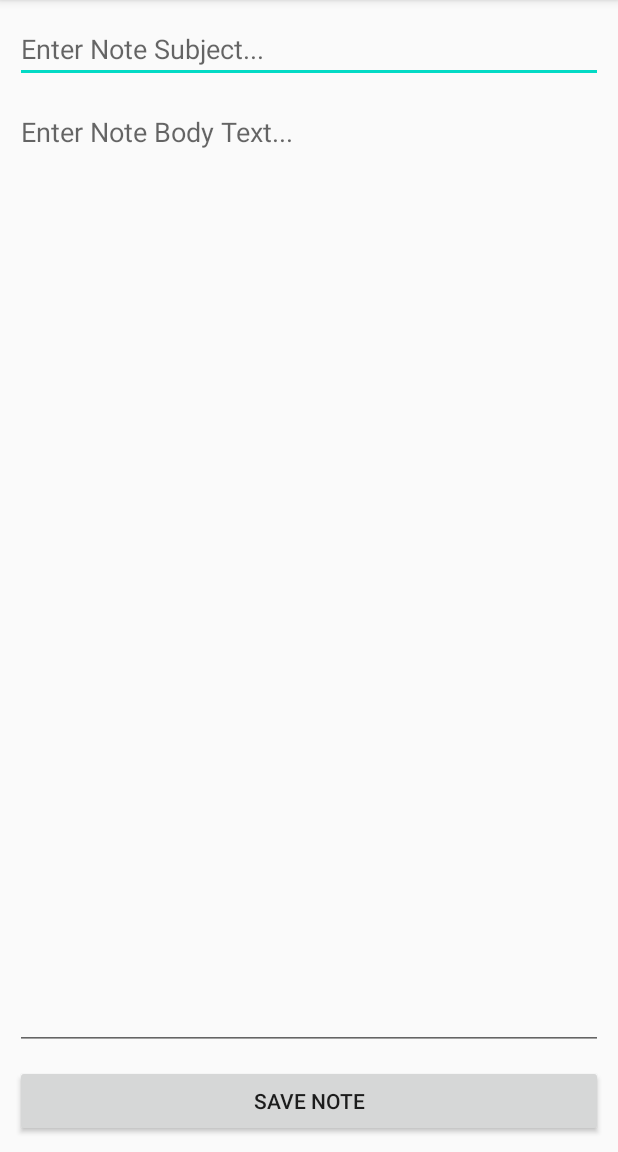
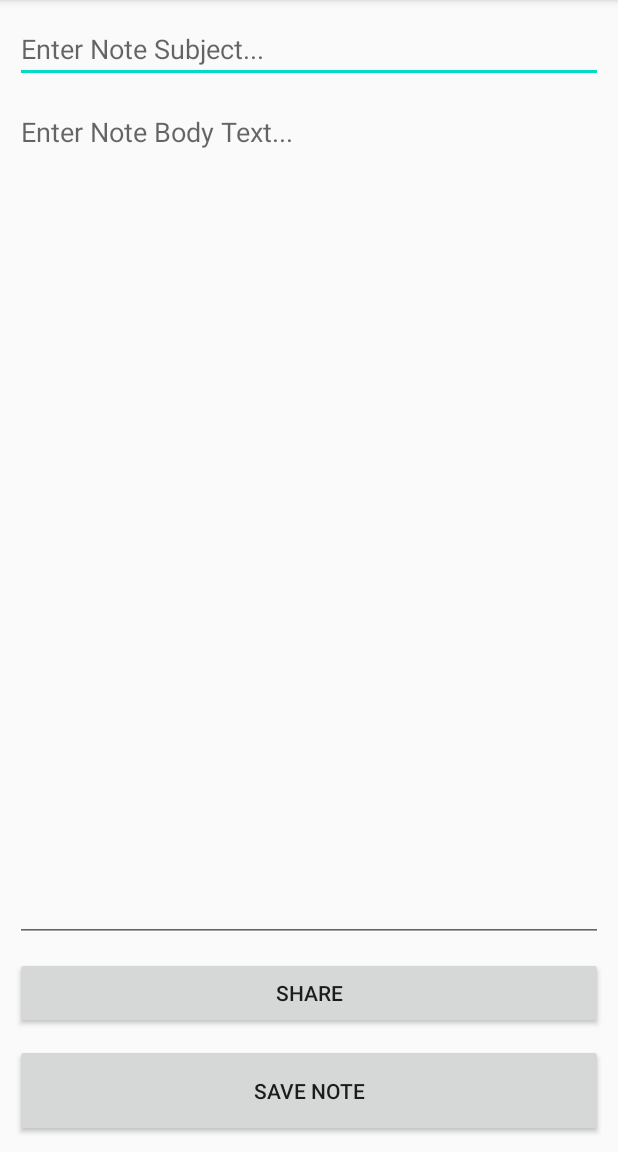
Before and after one commit to vladislavbarsov/rtu-keep-clone, an Android app: the screen it shows after launch (DetailActivity), after a tap on "ADD NEW NOTE", on a phone screen of 412 x 824 dp, the part 84-1236 px from its top. Run offline under Robolectric (Android 15) with nearby library versions, the phone set to English and light mode, and no system bars; our stand-ins replace Room's generated code.

Commit message:
Deleting the Notes Works. As well as the ROOM database.

```diff
--- a/app/src/main/java/com/example/rtukeepclone/DetailActivity.kt
+++ b/app/src/main/java/com/example/rtukeepclone/DetailActivity.kt
@@ -27,7 +27,7 @@ class DetailActivity : AppCompatActivity() {
         noteToEdit = notesDatabase.noteItemDao().getNoteById(noteId)
 
         if (requestFrom == MAIN_ACTIVITY){
-            saveBtn.setOnClickListener { saveNewNote() }
+            saveBtn.setOnClickListener { updateNote() }
         } else {
             noteEditSubject.setText(noteToEdit.noteSubject)
             noteEditBodyText.setText(noteToEdit.noteText)
@@ -36,7 +36,7 @@ class DetailActivity : AppCompatActivity() {
 
     }
 
-    private fun saveNewNote(){
+    private fun updateNote(){
         notesDatabase.noteItemDao().updateNote(
             noteToEdit.copy(
                 noteSubject = noteEditSubject.text.toString(),
@@ -46,10 +46,6 @@ class DetailActivity : AppCompatActivity() {
         val intent = Intent().putExtra(EXTRA_ID, noteId)
         setResult(Activity.RESULT_OK, intent)
         finish()
-    }
-
-    private fun updateNote(){
-
     }
 
     override fun onOptionsItemSelected(item: MenuItem): Boolean {
--- a/app/src/main/java/com/example/rtukeepclone/MainActivity.kt
+++ b/app/src/main/java/com/example/rtukeepclone/MainActivity.kt
@@ -20,7 +20,6 @@ class MainActivity : AppCompatActivity(), AdapterClickListener {
         setContentView(R.layout.activity_main)
 
         notes.addAll(notesDatabase.noteItemDao().getAllNotes())
-
         adapter = NoteItemRecyclerAdapter(notes, this)
         noteList.adapter = adapter
 
@@ -30,27 +29,39 @@ class MainActivity : AppCompatActivity(), AdapterClickListener {
     private fun addNewNote(){
         val blankNote = NoteItem("", "")
         blankNote.uid = notesDatabase.noteItemDao().insertAllNotes(blankNote).first()
-        Log.e("blnak note ID is: ", "${blankNote.uid}")
+        //Log.e("blnak note ID is: ", "${blankNote.uid}")
         val intent = Intent(this, DetailActivity::class.java)
             .putExtra(ACTIVITY_ID, "MainActivity")
             .putExtra(EXTRA_ID, blankNote.uid)
         notes.add(blankNote)
         startActivityForResult(intent, REQUEST_CODE_DETAILS)
+        Log.e("array size", notes.size.toString())
     }
 
     override fun deleteNote(note: NoteItem) {
+        val position = notes.indexOfFirst { it.uid == note.uid }
+        notes.removeAt(position)
         notesDatabase.noteItemDao().deleteNote(note)
+        adapter.notifyItemRemoved(position)
+        Log.e("array size", notes.size.toString())
+    }
+
+    override fun clickedNote(note: NoteItem) {
+        val intent = Intent(this, DetailActivity::class.java)
+            .putExtra(EXTRA_ID, note.uid)
+        startActivityForResult(intent, REQUEST_CODE_DETAILS)
     }
 
     override fun onActivityResult(requestCode: Int, resultCode: Int, data: Intent?) {
         super.onActivityResult(requestCode, resultCode, data)
-        if (requestCode == REQUEST_CODE_DETAILS && resultCode == Activity.RESULT_OK && data != null) {
+        if (
+            requestCode == REQUEST_CODE_DETAILS &&
+            resultCode == Activity.RESULT_OK &&
+            data != null) {
             val noteId = data.getLongExtra(EXTRA_ID, 0)
-            Log.e("Updated note UID is: ", "$noteId")
             val note = notesDatabase.noteItemDao().getNoteById(noteId)
-            val position = notes.indexOfFirst { it.uid == note.uid } // is -1
+            val position = notes.indexOfFirst{ it.uid == note.uid }
             notes[position] = note
-            Log.e("the item is: ", "$position")
             adapter.notifyItemChanged(position)
         }
     }
@@ -60,8 +71,21 @@ class MainActivity : AppCompatActivity(), AdapterClickListener {
         const val ACTIVITY_ID = "MainActivity"
         const val REQUEST_CODE_DETAILS = 1234
     }
+
+    override fun onResume() {
+        super.onResume()
+
+        if (!notes.isEmpty()){
+            val lastNote = notes[notes.size - 1]
+            if (lastNote.noteSubject == "" && lastNote.noteText == ""){
+                notes.remove(lastNote)
+                notesDatabase.noteItemDao().deleteNote(lastNote)
+            }
+        }
+    }
 }
 
 interface AdapterClickListener {
     fun deleteNote(note: NoteItem)
+    fun clickedNote(note: NoteItem)
 }
--- a/app/src/main/res/layout/activity_detail.xml
+++ b/app/src/main/res/layout/activity_detail.xml
@@ -26,16 +26,24 @@
         android:inputType="textMultiLine"
         android:textAlignment="gravity"
         android:gravity="top|left"
-        app:layout_constraintBottom_toTopOf="@+id/saveBtn"
+        app:layout_constraintBottom_toTopOf="@+id/shareBtn"
         app:layout_constraintTop_toBottomOf="@+id/noteEditSubject"
         tools:layout_editor_absoluteX="10dp" />
+
+    <Button
+        android:id="@+id/shareBtn"
+        android:layout_width="match_parent"
+        android:layout_height="wrap_content"
+        android:layout_margin="@dimen/textMargin"
+        android:text="Share"
+        app:layout_constraintBottom_toTopOf="@+id/saveBtn"/>
 
     <Button
         android:id="@+id/saveBtn"
         android:layout_width="match_parent"
         android:layout_height="wrap_content"
         android:layout_margin="@dimen/textMargin"
+        android:padding="@dimen/btnPadding"
         android:text="@string/saveBtn"
-        app:layout_constraintBottom_toBottomOf="parent"
-        tools:layout_editor_absoluteX="10dp" />
+        app:layout_constraintBottom_toBottomOf="parent" />
 </androidx.constraintlayout.widget.ConstraintLayout>
--- a/app/src/main/res/layout/note_item.xml
+++ b/app/src/main/res/layout/note_item.xml
@@ -24,7 +24,7 @@
 
         <TextView
             android:id="@+id/cardSubjectText"
-            android:layout_width="match_parent"
+            android:layout_width="0dp"
             android:layout_height="wrap_content"
             android:text="@string/test_subject"
             android:layout_margin="@dimen/textMargin"
--- a/app/src/main/res/values/dimens.xml
+++ b/app/src/main/res/values/dimens.xml
@@ -8,4 +8,5 @@
     <dimen name="deleteBtnPadding">12dp</dimen>
     <dimen name="buttonMargin">10dp</dimen>
     <dimen name="listMargin">10dp</dimen>
+    <dimen name="btnPadding">21dp</dimen>
 </resources>
```
Also changed, not shown: app/src/main/java/com/example/rtukeepclone/NoteItemRecyclerAdapter.kt (+5 -5 lines).
